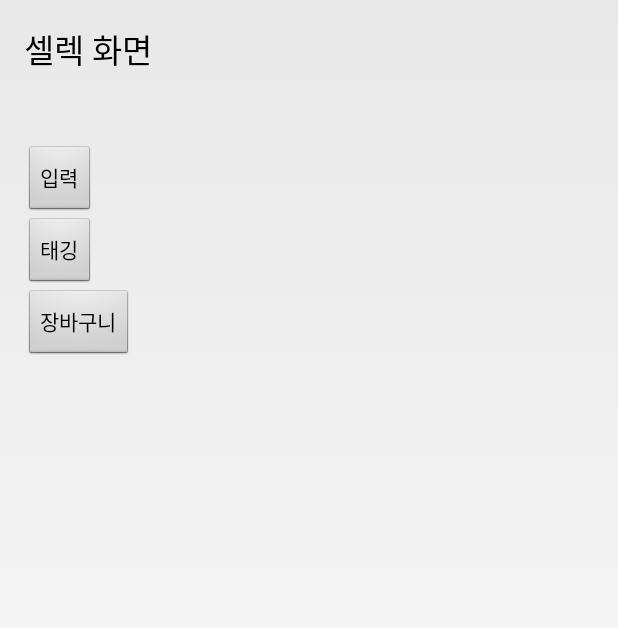
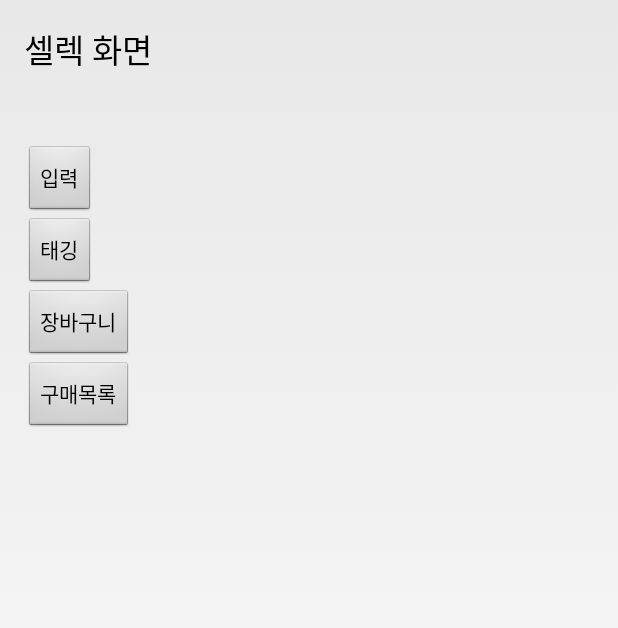
Before and after one commit to WindingRoadss/feather-shopping, an Android app: the SelectActivity screen opened directly, with no data from a screen before it, on a phone screen of 412 x 824 dp. Shown: the top 628 px of the screen. Run offline under Robolectric (Android 15) with nearby library versions, the phone set to English and light mode, and no system bars; network calls fail.

Commit message:
구매목록 패키지 추가

```diff
--- a/Main/app/src/main/AndroidManifest.xml
+++ b/Main/app/src/main/AndroidManifest.xml
@@ -41,10 +41,10 @@
         <activity android:name="com.hwc.splash.Splash_BlackActivity" />
         <activity android:name=".SelectActivity" />
         <activity android:name="com.hwc.nfc.NFCActivity" />
-        <activity android:name="com.hwc.cart.custom_list" />
         <activity android:name="com.hwc.cart.CartActivity" />
         <activity android:name="com.hwc.res.ResActivity" />
         <activity android:name="com.hwc.res.custom_res" />
         <activity android:name="com.hwc.tagging.TaggingActivity" />
+        <activity android:name="com.hwc.paid.PaidActivity" />
     </application>
 </manifest>
--- a/Main/app/src/main/java/com/hwc/main/SelectActivity.java
+++ b/Main/app/src/main/java/com/hwc/main/SelectActivity.java
@@ -8,6 +8,7 @@ import android.widget.Button;
 
 import com.hwc.cart.CartActivity;
 import com.hwc.nfc.NFCActivity;
+import com.hwc.paid.PaidActivity;
 import com.hwc.tagging.TaggingActivity;
 
 public class SelectActivity extends Activity {
@@ -45,5 +46,13 @@ public class SelectActivity extends Activity {
             }
         });
 
+        Button btnPaid = (Button) findViewById(R.id.btnPaid);
+        btnPaid.setOnClickListener(new View.OnClickListener() {
+            @Override
+            public void onClick(View v) {
+                Intent intent = new Intent(getBaseContext(), PaidActivity.class);
+                startActivity(intent);
+            }
+        });
     }
 }
--- a/Main/app/src/main/res/layout/activity_select.xml
+++ b/Main/app/src/main/res/layout/activity_select.xml
@@ -43,4 +43,13 @@
         android:layout_below="@+id/btnTagging"
         android:layout_alignParentLeft="true"
         android:layout_alignParentStart="true" />
+
+    <Button
+        android:layout_width="wrap_content"
+        android:layout_height="wrap_content"
+        android:text="구매목록"
+        android:id="@+id/btnPaid"
+        android:layout_below="@+id/btnCart"
+        android:layout_alignParentLeft="true"
+        android:layout_alignParentStart="true" />
 </RelativeLayout>
```
Also changed, not shown: Main/app/src/main/java/com/hwc/tagging/TaggingActivity.java (+0 -9 lines), Main/app/src/main/res/layout/activity_cart.xml (+19 -9 lines).
